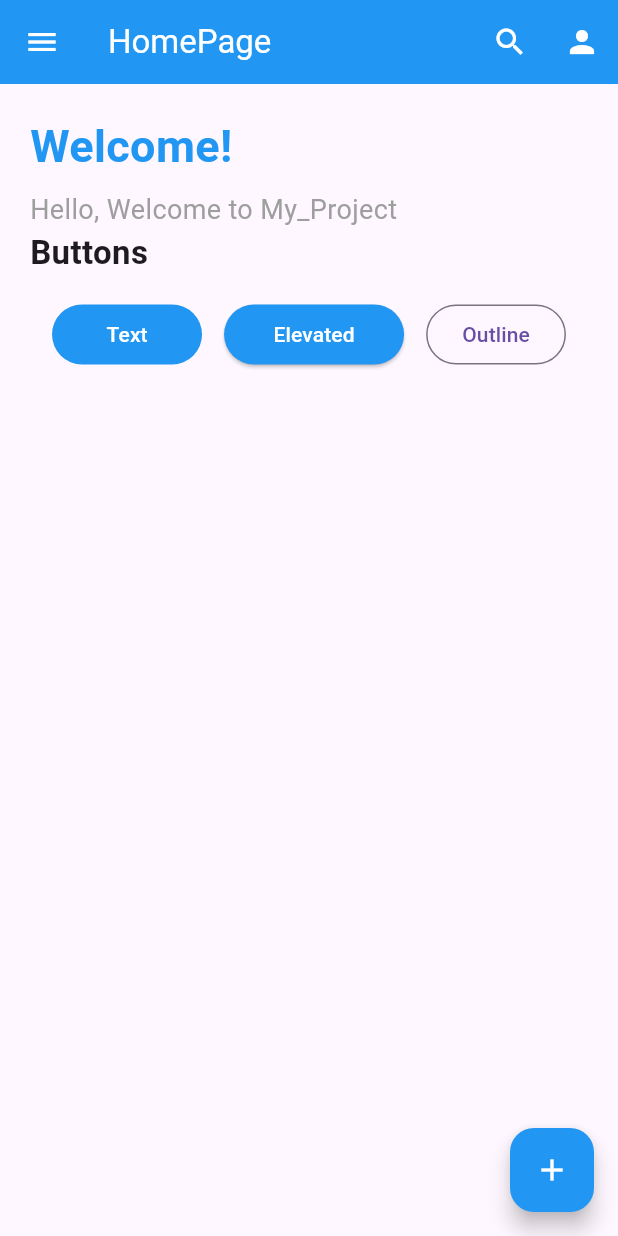
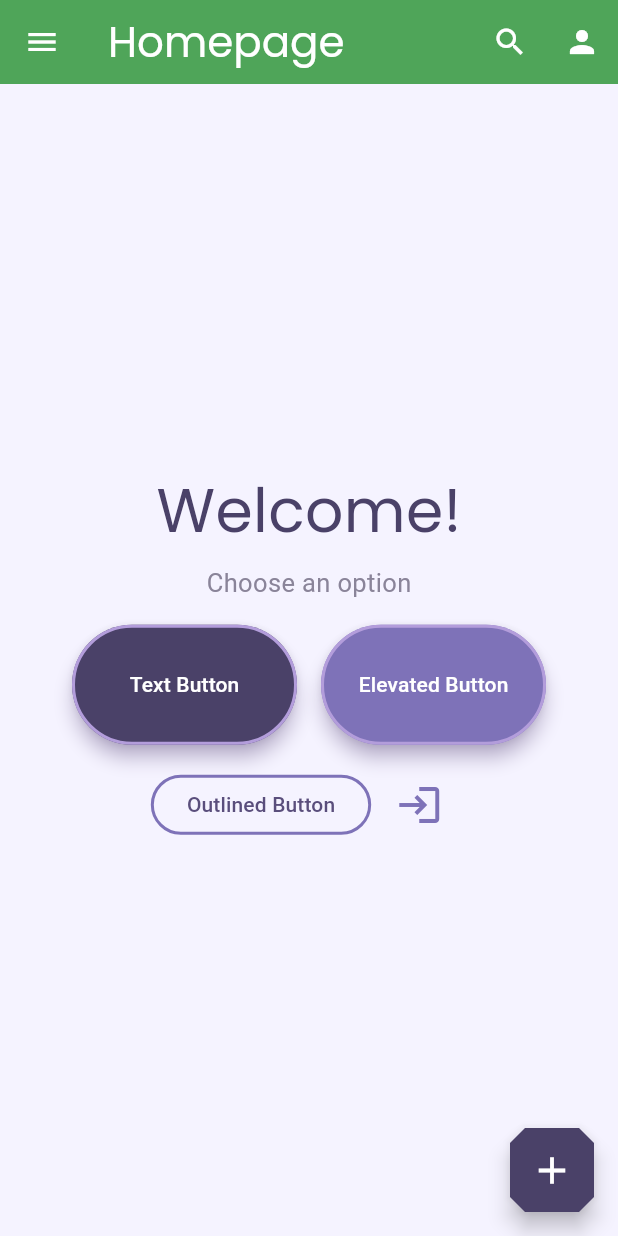
Before and after one commit to Itz-Shadman/HomePage2, a Flutter app: the screen it shows after launch, on a phone screen of 412 x 824 dp. Run offline on Flutter 3.47's test engine with Material 3 defaults, Android fonts, the phone set to English and light mode, and no system bars; our stand-ins replace google_fonts.

Commit message:
second commit

```diff
--- a/lib/homepage.dart
+++ b/lib/homepage.dart
@@ -1,151 +1,235 @@
 import 'package:flutter/material.dart';
+import 'package:google_fonts/google_fonts.dart';
+
 class HomePage extends StatelessWidget {
   const HomePage({super.key});
+
   @override
   Widget build(BuildContext context) {
     return Scaffold(
+      backgroundColor: const Color(0xFFF5F3FF),
+
       appBar: AppBar(
-        title: Text("HomePage"),
-        backgroundColor: Colors.blue,
+        title: Text(
+          "Homepage",
+          style: GoogleFonts.poppins(
+            fontSize: 28,
+            color: Colors.white,
+          ),
+        ),
+        backgroundColor: Colors.green,
         foregroundColor: Colors.white,
+        elevation: 5,
+
         actions: [
           IconButton(
             onPressed: () {},
-            icon: Icon(Icons.search),
+            icon: const Icon(Icons.search),
+            tooltip: "Search",
           ),
+
           IconButton(
             onPressed: () {},
-            icon: Icon(Icons.person),
+            icon: const Icon(Icons.person),
+            tooltip: "Profile",
           ),
         ],
       ),
+
       drawer: Drawer(
         child: Column(
           children: [
             UserAccountsDrawerHeader(
-              decoration: BoxDecoration(
-                color: Colors.blue,
+              decoration: const BoxDecoration(
+                color: Color(0xFF4A4168),
               ),
-              accountName: Text("Shadman"),
-              accountEmail: Text("chowdhuryshadman707@gmail.com"),
-              currentAccountPicture: CircleAvatar(
-                backgroundColor: Colors.white,
-                child: Icon(
+              accountName: const Text(
+                "Shadman Rashid chy",
+                style: TextStyle(
+                  fontSize: 17,
+                  fontWeight: FontWeight.bold,
+                ),
+              ),
+              accountEmail: const Text("chowdhuryshadman707@gmail.com"),
+
+              currentAccountPicture: const Icon(
                 Icons.person,
-                  color: Colors.blue,
                 size: 40,
-                ),
+                color: Colors.white,
               ),
             ),
 
             ListTile(
-              leading: Icon(Icons.home),
-              title: Text("Home"),
+              leading: const Icon(
+                Icons.home,
+                color: Colors.blue,
+              ),
+              title: const Text("HomePage"),
+              hoverColor: const Color(0xFFE9E5FF),
               onTap: () {},
             ),
 
+            const Divider(),
+
             ListTile(
-              leading: Icon(Icons.person),
-              title: Text("Profile"),
+              leading: const Icon(
+                Icons.contact_page,
+                color: Colors.blue,
+              ),
+              title: const Text("Contact"),
+              hoverColor: const Color(0xFFE9E5FF),
               onTap: () {},
             ),
 
-            ListTile(
-              leading: Icon(Icons.contact_page),
-              title: Text("Contact"),
-              onTap: () {},
-            ),
+            const Divider(),
+
+            const Spacer(),
 
             ListTile(
-              leading: Icon(Icons.settings),
-              title: Text("Settings"),
-              onTap: () {},
+              leading: IconButton(
+                onPressed: () {},
+                icon: const Icon(
+                  Icons.person,
+                  color: Color(0xFF6C63A8),
                 ),
-
-            Divider(),
-
-            Spacer(),
-
-            ListTile(
-              leading: Icon(Icons.logout),
-              title: Text("Logout"),
+              ),
+              trailing: IconButton(
+                onPressed: () {},
+                icon: const Icon(
+                  Icons.logout,
+                  color: Colors.redAccent,
+                ),
+              ),
+              title: const Text("Profile"),
               onTap: () {},
             ),
           ],
         ),
       ),
 
-      endDrawer: Drawer(),
-
-      body: SingleChildScrollView(
-        child: Padding(
-          padding: const EdgeInsets.all(20),
+      body: Center(
         child: Column(
-            crossAxisAlignment: CrossAxisAlignment.start,
+          mainAxisAlignment: MainAxisAlignment.center,
           children: [
 
             Text(
               "Welcome!",
-                style: TextStyle(
-                  fontSize: 30,
-                  fontWeight: FontWeight.bold,
-                  color: Colors.blue,
+              style: GoogleFonts.poppins(
+                fontSize: 40,
+                color: const Color(0xFF4A4168),
               ),
             ),
 
-              SizedBox(height: 8),
-
-              Text(
-                "Hello, Welcome to My_Project",
+            const Padding(
+              padding: EdgeInsets.all(8.0),
+              child: Text(
+                "Choose an option",
                 style: TextStyle(
-                  fontSize: 18,
-                  color: Colors.grey,
+                  fontSize: 17,
+                  color: Color(0xFF8A8499),
                 ),
               ),
-              Text(
-                "Buttons",
-                style: TextStyle(
-                  fontSize: 22,
-                  fontWeight: FontWeight.bold,
+            ),
+
+            Row(
+              mainAxisAlignment: MainAxisAlignment.center,
+              crossAxisAlignment: CrossAxisAlignment.center,
+              children: [
+
+                Padding(
+                  padding: const EdgeInsets.all(8.0),
+                  child: TextButton(
+                    onPressed: () {},
+                    style: TextButton.styleFrom(
+                      backgroundColor: const Color(0xFF4A4168),
+                      foregroundColor: Colors.white,
+                      side: const BorderSide(
+                        color: Color(0xFFB39DDB),
+                        width: 2,
+                      ),
+                      fixedSize: const Size(150, 80),
+                      elevation: 5,
+                      shadowColor: const Color(0xFFB39DDB),
+                    ),
+                    child: const Text(
+                      "Text Button",
                     ),
                   ),
-              SizedBox(height: 15),
-              Row(
-                mainAxisAlignment: MainAxisAlignment.spaceEvenly,
-                children: [
-                  TextButton(
-                    onPressed: () {},
-                    style: TextButton.styleFrom(
-                      backgroundColor: Colors.blue,
-                      foregroundColor: Colors.white,
-                      fixedSize: Size(100, 40),
                 ),
-                    child: Text("Text"),
-                  ),
-                  ElevatedButton(
+
+                Padding(
+                  padding: const EdgeInsets.all(8.0),
+                  child: ElevatedButton(
                     onPressed: () {},
                     style: ElevatedButton.styleFrom(
-                      backgroundColor: Colors.blue,
+                      backgroundColor: const Color(0xFF7E72B8),
                       foregroundColor: Colors.white,
-                      fixedSize: Size(120, 40),
+                      side: const BorderSide(
+                        color: Color(0xFFB39DDB),
+                        width: 2,
                       ),
-                    child: Text("Elevated"),
+                      fixedSize: const Size(150, 80),
+                      elevation: 5,
+                      shadowColor: const Color(0xFFB39DDB),
                     ),
+                    child: const Text(
+                      "Elevated Button",
+                    ),
+                  ),
+                ),
+              ],
+            ),
+
+            Row(
+              mainAxisAlignment: MainAxisAlignment.center,
+              children: [
+
                 OutlinedButton(
                   onPressed: () {},
-                    child: Text("Outline"),
+                  style: OutlinedButton.styleFrom(
+                    foregroundColor: const Color(0xFF5A4E7C),
+                    side: const BorderSide(
+                      color: Color(0xFF7E72B8),
+                      width: 2,
+                    ),
+                  ),
+                  child: const Text(
+                    "Outlined Button",
+                  ),
+                ),
+
+                Padding(
+                  padding: const EdgeInsets.all(8.0),
+                  child: IconButton(
+                    onPressed: () {},
+                    icon: const Icon(Icons.login),
+                    iconSize: 32,
+                    color: const Color(0xFF7E72B8),
+                    tooltip: "Login",
+                  ),
                 ),
               ],
             ),
           ],
         ),
       ),
-      ),
+
       floatingActionButton: FloatingActionButton(
         onPressed: () {},
-        backgroundColor: Colors.blue,
+        backgroundColor: const Color(0xFF4A4168),
         foregroundColor: Colors.white,
-        child: Icon(Icons.add),
+        hoverColor: const Color(0xFFB39DDB),
+
+        shape: BeveledRectangleBorder(
+          borderRadius: BorderRadius.circular(10),
+        ),
+
+        tooltip: "Add",
+
+        child: const Icon(
+          Icons.add,
+          size: 30,
+        ),
       ),
     );
   }
```
Lines whose indentation alone changed are shown as unchanged.
